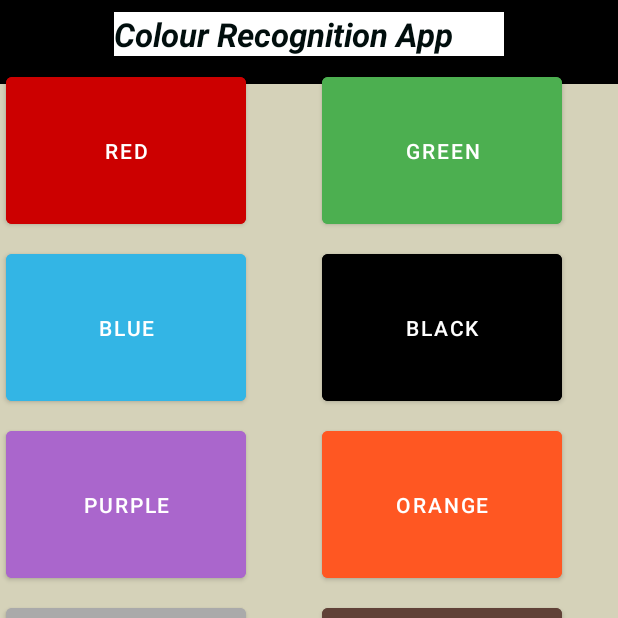
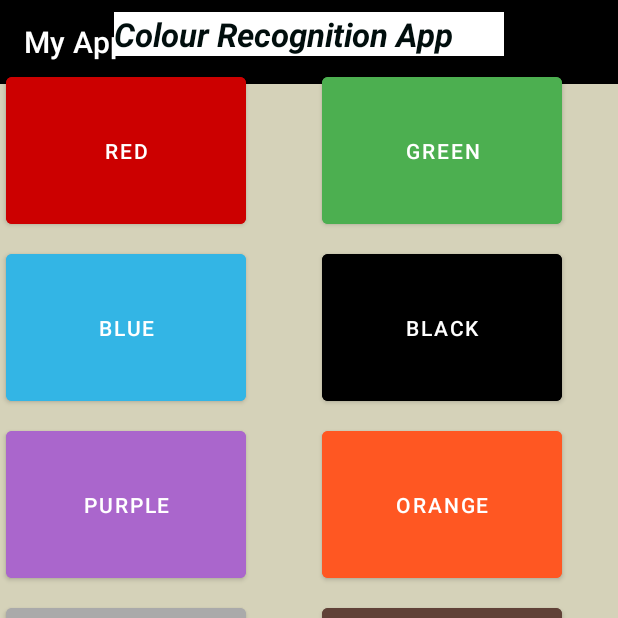
Before and after one commit to aliazeenat/pucit, an Android app: the screen it shows after launch (MainActivity), on a phone screen of 412 x 824 dp, the top half of it. Run offline under Robolectric (Android 15) with nearby library versions, the light colour scheme and no system bars.

Commit message:
setting app bar on page

```diff
--- a/MyApp2/app/src/main/java/com/example/myapp/MainActivity.java
+++ b/MyApp2/app/src/main/java/com/example/myapp/MainActivity.java
@@ -31,7 +31,7 @@ public class MainActivity extends AppCompatActivity {
         b8  = (Button) findViewById(R.id.Grey);
         b9= (Button) findViewById(R.id.Brown);
         b10  = (Button) findViewById(R.id.Orange);
-
+        setSupportActionBar(toolbar);
         final MediaPlayer mp1= MediaPlayer.create(getApplicationContext(), R.raw.red);
         final MediaPlayer mp2= MediaPlayer.create(getApplicationContext(), R.raw.blue);
         final MediaPlayer mp3= MediaPlayer.create(getApplicationContext(), R.raw.green);
```
